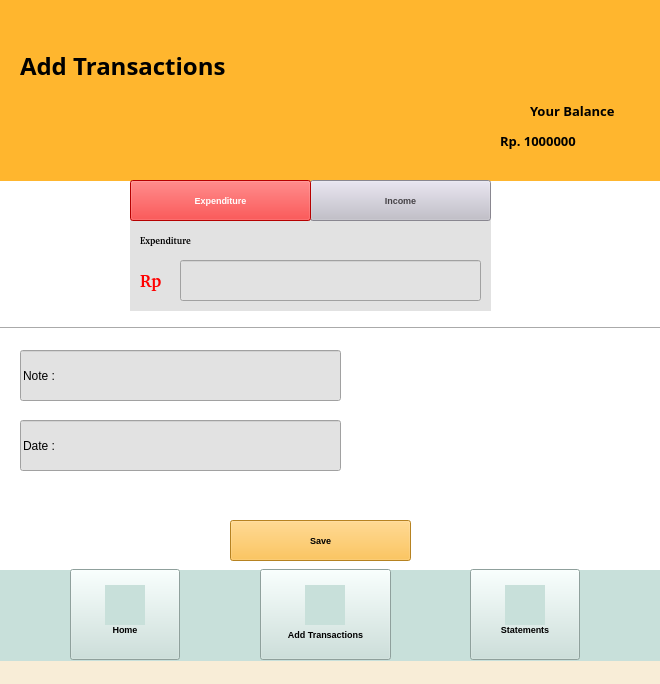
This is expenditure.ui in hanss27/Caslab7 as Qt 5 draws it before an edit. The edited form follows.
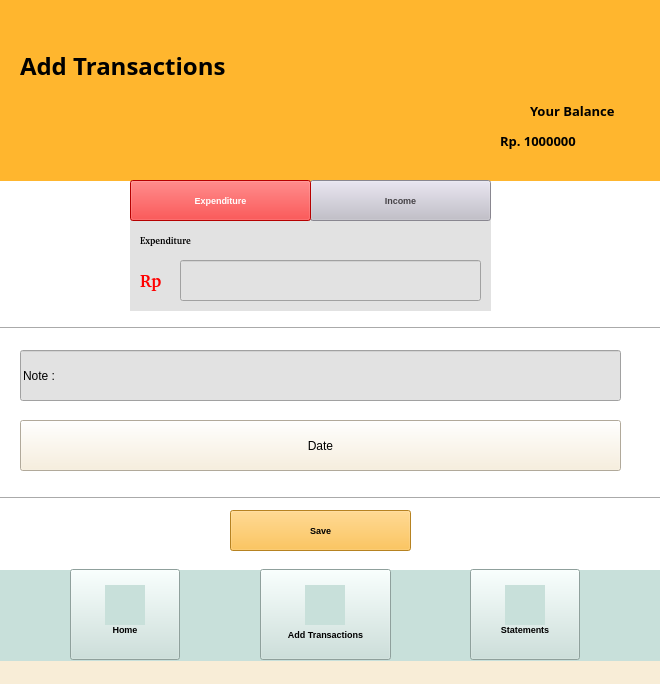
This is the edited form. Icons and pictures are not drawn.

```diff
--- a/expenditure.ui
+++ b/expenditure.ui
@@ -490,7 +490,7 @@
     <property name="geometry">
      <rect>
       <x>230</x>
-      <y>520</y>
+      <y>510</y>
       <width>181</width>
       <height>41</height>
      </rect>
@@ -514,7 +514,7 @@
      <rect>
       <x>20</x>
       <y>350</y>
-      <width>321</width>
+      <width>601</width>
       <height>51</height>
      </rect>
     </property>
@@ -525,23 +525,36 @@
      <string>Note :</string>
     </property>
    </widget>
-   <widget class="QLineEdit" name="username_3">
+   <widget class="QPushButton" name="datebutton">
     <property name="geometry">
      <rect>
       <x>20</x>
       <y>420</y>
-      <width>321</width>
+      <width>601</width>
       <height>51</height>
      </rect>
     </property>
-    <property name="styleSheet">
-     <string notr="true">background-color:rgb(226,226,226);</string>
-    </property>
     <property name="text">
-     <string>Date :</string>
+     <string>Date</string>
     </property>
    </widget>
-   <zorder>body1</zorder>
+   <widget class="Line" name="line_2">
+    <property name="geometry">
+     <rect>
+      <x>0</x>
+      <y>490</y>
+      <width>671</width>
+      <height>16</height>
+     </rect>
+    </property>
+    <property name="styleSheet">
+     <string notr="true">background-color:white;</string>
+    </property>
+    <property name="orientation">
+     <enum>Qt::Horizontal</enum>
+    </property>
+   </widget>
+   <zorder>body</zorder>
    <zorder>footer</zorder>
    <zorder>addbutton</zorder>
    <zorder>header</zorder>
```
Left out of the diff: 25 changed lines with no effect on the pictures.
